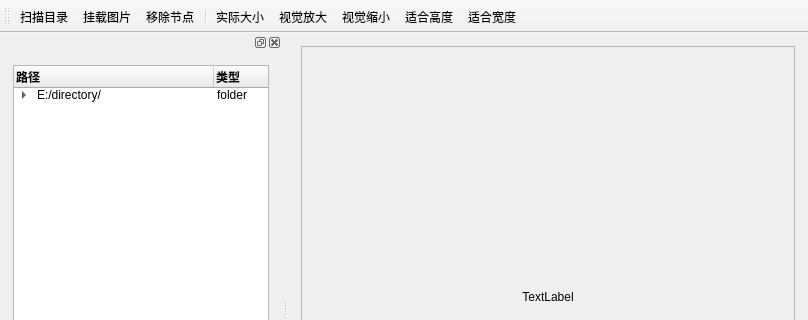
Before: the Qt Designer form _en/Computer/Operating_System/Qt_C++_Programming/Canvas/Canvas.ui in bss9395/bss9395.github.io, drawn with Qt 5; both pictures show x 0 to 808 and y 0 to 320 of the 808 by 606 pixel window.
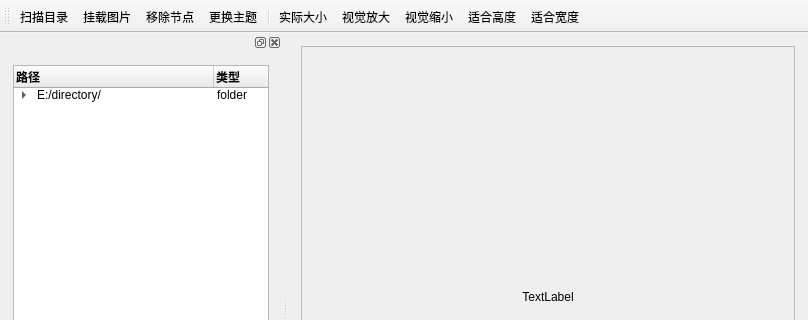
After: the same form once the commit is applied. Icons and pictures are not drawn.

Patch:
```diff
--- a/_en/Computer/Operating_System/Qt_C++_Programming/Canvas/Canvas.ui
+++ b/_en/Computer/Operating_System/Qt_C++_Programming/Canvas/Canvas.ui
@@ -50,6 +50,15 @@
        <layout class="QHBoxLayout" name="horizontalLayout">
         <item>
          <widget class="QLabel" name="L_Picture">
+          <property name="sizePolicy">
+           <sizepolicy hsizetype="Preferred" vsizetype="Preferred">
+            <horstretch>0</horstretch>
+            <verstretch>0</verstretch>
+           </sizepolicy>
+          </property>
+          <property name="frameShape">
+           <enum>QFrame::NoFrame</enum>
+          </property>
           <property name="text">
            <string>TextLabel</string>
           </property>
@@ -133,6 +142,7 @@
    <addaction name="A_Scan"/>
    <addaction name="A_Mount"/>
    <addaction name="A_Unmount"/>
+   <addaction name="A_Update_Theme"/>
    <addaction name="separator"/>
    <addaction name="A_Actual_Size"/>
    <addaction name="A_Zoom_In"/>
@@ -310,6 +320,15 @@
     <string>适合宽度</string>
    </property>
   </action>
+  <action name="A_Update_Theme">
+   <property name="icon">
+    <iconset resource="resources.qrc">
+     <normaloff>:/images/wallpaper.png</normaloff>:/images/wallpaper.png</iconset>
+   </property>
+   <property name="text">
+    <string>更换主题</string>
+   </property>
+  </action>
  </widget>
  <resources>
   <include location="resources.qrc"/>
```
Left out of the diff: 17 changed lines with no effect on the pictures.
